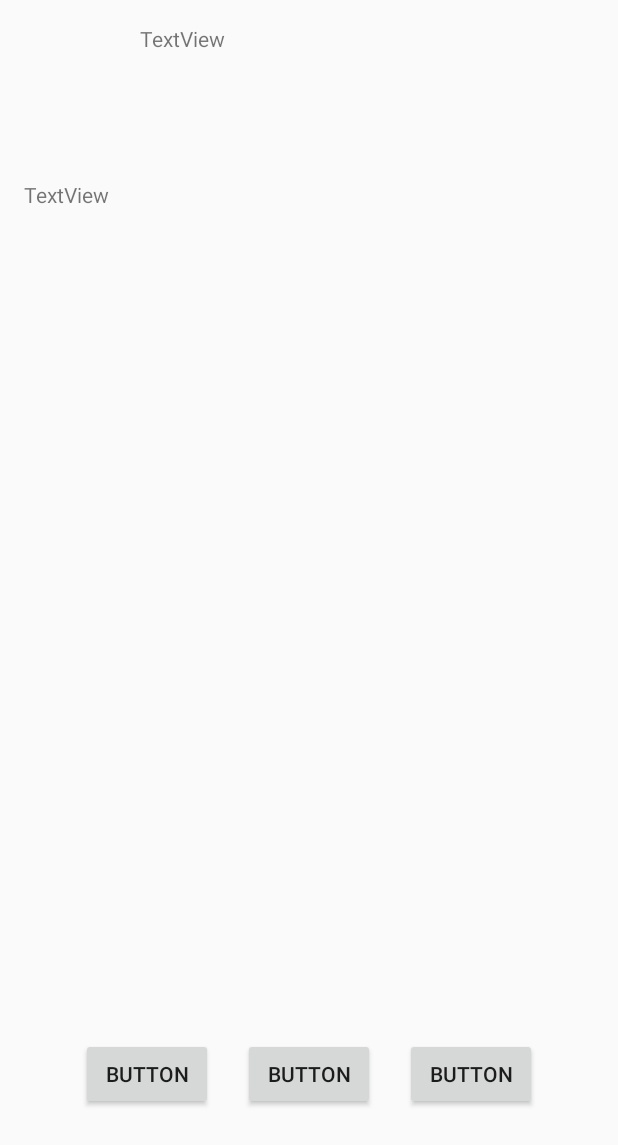
After one commit to lalatorres14/Watersgate, an Android app: the layout three_choice_minigame_screen.xml on its own in the app's theme, with its tools: preview values and no code run, on a phone screen of 412 x 824 dp. The commit adds this screen. Shown: the top 1145 px of the screen. Run offline under Robolectric (Android 15) with nearby library versions, the phone set to English and light mode, and no system bars.

Commit message:
Added minigame
It's a series of choices that are (in this version) guaranteed to be the first random event that happens on when traveling to a planet, and cannot happen when travelling between solar systems.

```diff
--- /dev/null
+++ b/SpaceTrader/app/src/main/res/layout/three_choice_minigame_screen.xml
@@ -0,0 +1,83 @@
+<?xml version="1.0" encoding="utf-8"?>
+<android.support.constraint.ConstraintLayout
+    xmlns:android="http://schemas.android.com/apk/res/android"
+    xmlns:app="http://schemas.android.com/apk/res-auto"
+    xmlns:tools="http://schemas.android.com/tools"
+    android:layout_width="match_parent"
+    android:layout_height="match_parent">
+
+    <TextView
+        android:id="@+id/minigameTitle"
+        android:layout_width="226dp"
+        android:layout_height="48dp"
+        android:layout_marginTop="16dp"
+        android:layout_marginBottom="8dp"
+        android:text="TextView"
+        app:layout_constraintBottom_toBottomOf="parent"
+        app:layout_constraintEnd_toEndOf="parent"
+        app:layout_constraintStart_toStartOf="parent"
+        app:layout_constraintTop_toTopOf="parent"
+        app:layout_constraintVertical_bias="0.0" />
+
+    <TextView
+        android:id="@+id/minigameText"
+        android:layout_width="385dp"
+        android:layout_height="480dp"
+        android:layout_marginStart="16dp"
+        android:layout_marginTop="16dp"
+        android:layout_marginEnd="8dp"
+        android:layout_marginBottom="8dp"
+        android:text="TextView"
+        app:layout_constraintBottom_toBottomOf="parent"
+        app:layout_constraintEnd_toEndOf="parent"
+        app:layout_constraintHorizontal_bias="0.0"
+        app:layout_constraintStart_toStartOf="parent"
+        app:layout_constraintTop_toTopOf="parent"
+        app:layout_constraintVertical_bias="0.325" />
+
+    <Button
+        android:id="@+id/choice1"
+        android:layout_width="wrap_content"
+        android:layout_height="wrap_content"
+        android:layout_marginStart="8dp"
+        android:layout_marginTop="8dp"
+        android:layout_marginEnd="8dp"
+        android:layout_marginBottom="8dp"
+        android:text="Button"
+        app:layout_constraintBottom_toBottomOf="parent"
+        app:layout_constraintEnd_toEndOf="parent"
+        app:layout_constraintHorizontal_bias="0.15"
+        app:layout_constraintStart_toStartOf="parent"
+        app:layout_constraintTop_toTopOf="parent"
+        app:layout_constraintVertical_bias="0.9" />
+
+    <Button
+        android:id="@+id/choice2"
+        android:layout_width="wrap_content"
+        android:layout_height="wrap_content"
+        android:layout_marginTop="8dp"
+        android:layout_marginBottom="8dp"
+        android:text="Button"
+        app:layout_constraintBottom_toBottomOf="parent"
+        app:layout_constraintEnd_toEndOf="parent"
+        app:layout_constraintHorizontal_bias="0.5"
+        app:layout_constraintStart_toStartOf="parent"
+        app:layout_constraintTop_toTopOf="parent"
+        app:layout_constraintVertical_bias="0.9" />
+
+    <Button
+        android:id="@+id/choice3"
+        android:layout_width="wrap_content"
+        android:layout_height="wrap_content"
+        android:layout_marginStart="8dp"
+        android:layout_marginTop="8dp"
+        android:layout_marginEnd="8dp"
+        android:layout_marginBottom="8dp"
+        android:text="Button"
+        app:layout_constraintBottom_toBottomOf="parent"
+        app:layout_constraintEnd_toEndOf="parent"
+        app:layout_constraintHorizontal_bias="0.85"
+        app:layout_constraintStart_toStartOf="parent"
+        app:layout_constraintTop_toTopOf="parent"
+        app:layout_constraintVertical_bias=".9" />
+</android.support.constraint.ConstraintLayout>
```
Also changed, not shown: SpaceTrader/app/src/main/AndroidManifest.xml (+7 -0 lines), SpaceTrader/app/src/main/java/edu/gatech/cs2340/SpaceTrader/entity/Game.java (+10 -0 lines), SpaceTrader/app/src/main/java/edu/gatech/cs2340/SpaceTrader/views/SolarSystemMap.java (+10 -2 lines), SpaceTrader/app/src/main/java/edu/gatech/cs2340/SpaceTrader/views/ThreeChoiceMinigame.java (added, +193 -0 lines).
